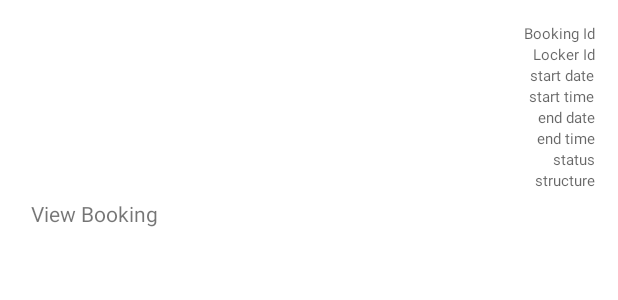
After one commit to thedreamer67/LockerX, an Android app: the layout booking_item.xml on its own in the app's theme, with its tools: preview values and no code run, on a phone screen of 412 x 824 dp. The commit adds this screen. Shown: the top 300 px of the screen. Run offline under Robolectric (Android 15) with nearby library versions, the phone set to English and light mode, and no system bars.

Commit message:
retrieve bookings

```diff
--- a/app/build.gradle
+++ b/app/build.gradle
@@ -44,6 +44,7 @@ dependencies {
     implementation 'androidx.lifecycle:lifecycle-livedata-ktx:2.3.0'
     implementation 'androidx.lifecycle:lifecycle-viewmodel-ktx:2.3.0'
     implementation 'androidx.legacy:legacy-support-v4:1.0.0'
+    implementation 'androidx.cardview:cardview:1.0.0'
     testImplementation 'junit:junit:4.+'
     androidTestImplementation 'androidx.test.ext:junit:1.1.2'
     androidTestImplementation 'androidx.test.espresso:espresso-core:3.3.0'
@@ -53,5 +54,6 @@ dependencies {
     implementation platform('com.google.firebase:firebase-bom:26.6.0')
     implementation 'com.android.support:design:30.0.0'
     implementation 'com.android.support:support-vector-drawable:30.0.0'
+    implementation 'com.firebaseui:firebase-ui-database:6.2.0'
 
 }
--- /dev/null
+++ b/app/src/main/res/layout/booking_item.xml
@@ -0,0 +1,97 @@
+<?xml version="1.0" encoding="utf-8"?>
+<androidx.cardview.widget.CardView
+    xmlns:android="http://schemas.android.com/apk/res/android"
+    android:layout_width="match_parent"
+    android:layout_height="wrap_content"
+    xmlns:app="http://schemas.android.com/apk/res-auto"
+    app:cardBackgroundColor="@android:color/white"
+    app:cardCornerRadius="10dp"
+    android:layout_margin="5dp">
+
+    <LinearLayout
+        android:layout_width="match_parent"
+        android:layout_height="match_parent"
+        android:orientation="horizontal"
+        android:padding="10dp">
+
+        <LinearLayout
+            android:layout_width="match_parent"
+            android:layout_height="wrap_content"
+            android:orientation="vertical">
+
+            <TextView
+                android:layout_width="wrap_content"
+                android:layout_height="wrap_content"
+                android:textSize="10sp"
+                android:id="@+id/booking_id_item_tv"
+                android:hint="Booking Id"
+                android:layout_gravity="right"/>
+            <TextView
+                android:layout_width="wrap_content"
+                android:layout_height="wrap_content"
+                android:textSize="10sp"
+                android:id="@+id/locker_id_item_tv"
+                android:hint="Locker Id"
+                android:layout_gravity="right"/>
+            <TextView
+                android:layout_width="wrap_content"
+                android:layout_height="wrap_content"
+                android:textSize="10sp"
+                android:id="@+id/start_date_item_tv"
+                android:hint="start date"
+                android:layout_gravity="right"/>
+            <TextView
+                android:layout_width="wrap_content"
+                android:layout_height="wrap_content"
+                android:textSize="10sp"
+                android:id="@+id/start_time_item_tv"
+                android:hint="start time"
+                android:layout_gravity="right"/>
+            <TextView
+                android:layout_width="wrap_content"
+                android:layout_height="wrap_content"
+                android:textSize="10sp"
+                android:id="@+id/end_date_item_tv"
+                android:hint="end date"
+                android:layout_gravity="right"/>
+            <TextView
+                android:layout_width="wrap_content"
+                android:layout_height="wrap_content"
+                android:textSize="10sp"
+                android:id="@+id/end_time_item_tv"
+                android:hint="end time"
+                android:layout_gravity="right"/>
+            <TextView
+                android:layout_width="wrap_content"
+                android:layout_height="wrap_content"
+                android:textSize="10sp"
+                android:id="@+id/status_item_tv"
+                android:hint="status"
+                android:layout_gravity="right"/>
+            <TextView
+                android:layout_width="wrap_content"
+                android:layout_height="wrap_content"
+                android:textSize="10sp"
+                android:id="@+id/structure_id_item_tv"
+                android:hint="structure"
+                android:layout_gravity="right"/>
+            <LinearLayout
+                android:layout_width="wrap_content"
+                android:layout_height="wrap_content"
+                android:orientation="horizontal"
+                android:layout_marginRight="20dp"
+                android:gravity="center_vertical|right">
+                <TextView
+                    android:layout_width="wrap_content"
+                    android:layout_height="wrap_content"
+                    android:clickable="true"
+                    android:id="@+id/view_booking"
+                    android:text="View Booking"
+                    android:padding="5dp"/>
+            </LinearLayout>
+        </LinearLayout>
+
+
+    </LinearLayout>
+
+</androidx.cardview.widget.CardView>
```
Also changed, not shown: app/src/main/java/com/example/lockerxlogin/BookingModel.java (added, +75 -0 lines), app/src/main/java/com/example/lockerxlogin/Viewholder_Booking.java (added, +38 -0 lines), app/src/main/java/com/example/lockerxlogin/fragment/LockersFragment.java (+56 -4 lines), app/src/main/res/layout/fragment_lockers.xml (+16 -4 lines).
